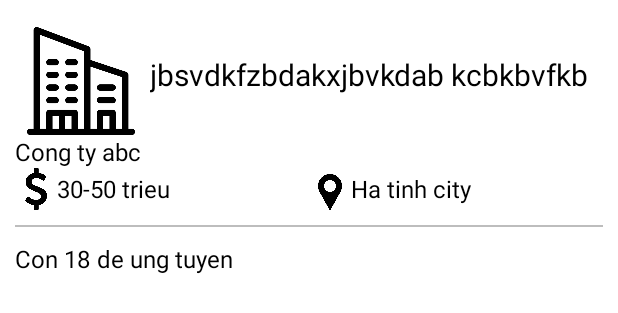
After one commit to MingHieu/PTIT-OOP-TimViec, an Android app: the layout sample_job_card.xml on its own in the app's theme, with its tools: preview values and no code run, on a phone screen of 412 x 824 dp. The commit adds this screen. Shown: the top 313 px of the screen. Run offline under Robolectric (Android 15) with nearby library versions, the light colour scheme and no system bars.

Commit message:
Tao job card component

```diff
--- a/app/src/main/AndroidManifest.xml
+++ b/app/src/main/AndroidManifest.xml
@@ -15,9 +15,8 @@
         android:roundIcon="@mipmap/ic_launcher_round"
         android:supportsRtl="true"
         android:theme="@style/Theme.MyApp"
-        tools:targetApi="31"
-        android:usesCleartextTraffic="true">
-
+        android:usesCleartextTraffic="true"
+        tools:targetApi="31">
         <activity
             android:name="com.example.timviec.views.ProfileScreen"
             android:exported="false"
--- a/app/src/main/res/layout/activity_bottom_tab.xml
+++ b/app/src/main/res/layout/activity_bottom_tab.xml
@@ -17,8 +17,8 @@
         android:id="@+id/bottom_tab"
         android:layout_width="match_parent"
         android:layout_height="wrap_content"
+        android:layout_alignParentBottom="true"
         app:itemIconTint="@color/bottom_navigation_selector"
         app:itemTextColor="@color/bottom_navigation_selector"
-        android:layout_alignParentBottom="true"
         app:menu="@menu/bottom_tab" />
 </RelativeLayout>
--- /dev/null
+++ b/app/src/main/res/layout/sample_job_card.xml
@@ -0,0 +1,108 @@
+<LinearLayout xmlns:android="http://schemas.android.com/apk/res/android"
+    xmlns:app="http://schemas.android.com/apk/res-auto"
+    xmlns:tools="http://schemas.android.com/tools"
+    android:layout_width="match_parent"
+    android:layout_height="wrap_content"
+    android:background="@color/surface"
+    android:orientation="vertical"
+    android:padding="10dp">
+
+    <LinearLayout
+        android:layout_width="match_parent"
+        android:layout_height="wrap_content"
+        android:orientation="horizontal">
+
+        <ImageView
+            android:layout_width="80dp"
+            android:layout_height="80dp"
+            android:paddingLeft="8dp"
+            android:paddingTop="8dp"
+            android:scaleType="fitStart"
+            android:src="@drawable/ic_company" />
+
+        <TextView
+            android:id="@+id/job_card_job_name"
+            android:layout_width="match_parent"
+            android:layout_height="match_parent"
+            android:gravity="center_vertical"
+            android:text="jbsvdkfzbdakxjbvkdab kcbkbvfkb "
+            android:textColor="@color/on_surface"
+            android:textSize="20dp"
+            android:paddingLeft="10dp"/>
+
+    </LinearLayout>
+
+
+    <TextView
+        android:id="@+id/job_card_job_company"
+        android:layout_width="match_parent"
+        android:layout_height="wrap_content"
+        android:text="Cong ty abc"
+        android:textColor="@color/on_surface"
+        android:textSize="16dp" />
+
+    <LinearLayout
+        android:layout_width="match_parent"
+        android:layout_height="28dp"
+        android:orientation="horizontal">
+
+        <LinearLayout
+            android:layout_width="match_parent"
+            android:layout_height="wrap_content"
+            android:layout_weight="1">
+
+            <ImageView
+                android:layout_width="28dp"
+                android:layout_height="28dp"
+                android:src="@drawable/ic_dollar_symbol" />
+
+            <TextView
+                android:id="@+id/job_card_job_money"
+                android:layout_width="match_parent"
+                android:layout_height="match_parent"
+                android:gravity="center_vertical"
+                android:text="30-50 trieu"
+                android:textColor="@color/on_surface"
+                android:textSize="16dp" />
+
+        </LinearLayout>
+
+        <LinearLayout
+            android:layout_width="match_parent"
+            android:layout_height="wrap_content"
+            android:layout_weight="1">
+
+            <ImageView
+                android:layout_width="28dp"
+                android:layout_height="28dp"
+                android:paddingTop="4dp"
+                android:src="@drawable/pin" />
+
+            <TextView
+                android:id="@+id/job_card_job_address"
+                android:layout_width="match_parent"
+                android:layout_height="match_parent"
+                android:gravity="center_vertical"
+                android:text="Ha tinh city"
+                android:textColor="@color/on_surface"
+                android:textSize="16dp" />
+        </LinearLayout>
+
+    </LinearLayout>
+
+    <LinearLayout
+        android:layout_width="match_parent"
+        android:layout_height="1dp"
+        android:layout_marginVertical="10dp"
+        android:background="@color/gray_400" />
+
+    <TextView
+        android:id="@+id/job_card_job_time"
+        android:layout_width="match_parent"
+        android:layout_height="24dp"
+        android:text="Con 18 de ung tuyen"
+        android:textColor="@color/on_surface"
+        android:textSize="16dp" />
+
+
+</LinearLayout>
```
Also changed, not shown: app/src/main/java/com/example/timviec/components/JobCard.java (added, +104 -0 lines), app/src/main/res/layout/preview_component.xml (+9 -0 lines), app/src/main/res/values/attrs_job_card.xml (added, +9 -0 lines), app/src/main/res/drawable/ic_company.png (added), app/src/main/res/drawable/ic_dollar_symbol.png (added), app/src/main/res/drawable/pin.png (added).
